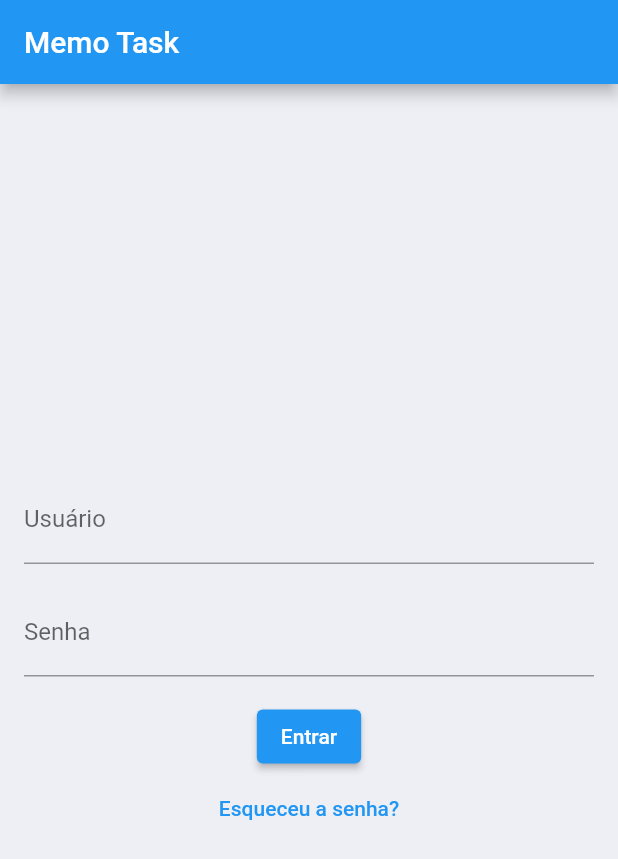
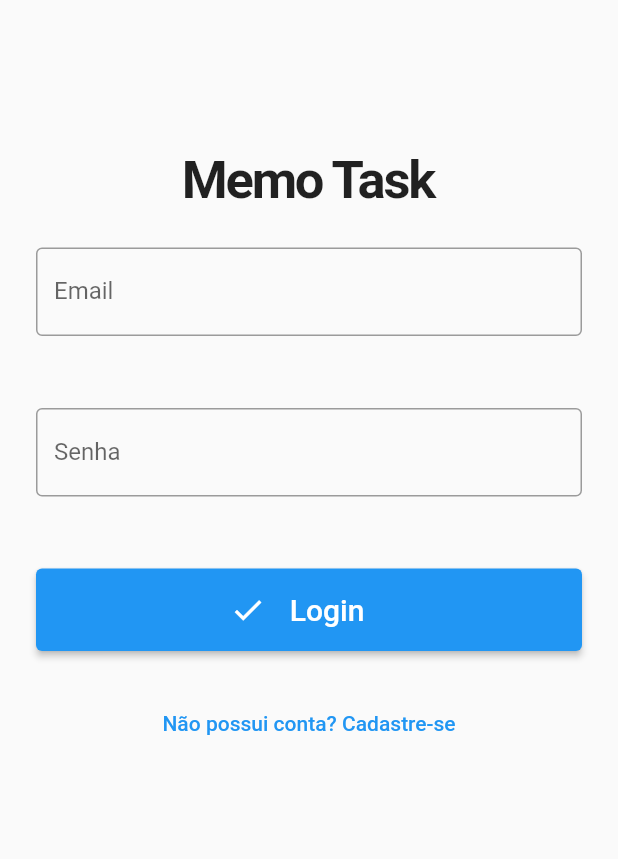
Before and after one commit to CaptLuckyTiger/MemoTask, a Flutter app: the screen it shows after launch, on a phone screen of 412 x 824 dp. Shown: the top 859 px of the screen. Run offline on Flutter 3.47's test engine with Material 2 defaults, Android fonts, the phone set to English and light mode, and no system bars; our stand-ins replace cloud_firestore, firebase_auth, firebase_core, table_calendar; accounts and stored records are empty.

```diff
--- a/lib/View/login_page.dart
+++ b/lib/View/login_page.dart
@@ -1,77 +1,122 @@
 import 'package:flutter/material.dart';
-import '../constants/colors.dart';
-import '../ViewModel/login_view_model.dart';
 
-class LoginPage extends StatelessWidget {
-  final LoginViewModel viewModel = LoginViewModel();
-  final TextEditingController _usernameController = TextEditingController();
-  final TextEditingController _passwordController = TextEditingController();
-  final GlobalKey<FormState> _formKey = GlobalKey<FormState>();
+import 'package:flutter/widgets.dart';
 
-  LoginPage({super.key});
+class LoginPage extends StatefulWidget {
+  LoginPage({Key? key}) : super(key: key);
+
+  @override
+  _LoginPageState createState() => _LoginPageState();
+}
+
+class _LoginPageState extends State<LoginPage> {
+  final formKey = GlobalKey<FormState>();
+  final email = TextEditingController();
+  final senha = TextEditingController();
+
+  bool isLogin = true;
+  late String titulo;
+  late String actionButton;
+  late String toggleButton;
+
+  @override
+  void initState() {
+    super.initState();
+    setFormAction(true);
+  }
+
+  void setFormAction(bool acao) {
+    setState(() {
+      isLogin = acao;
+      if (isLogin) {
+        titulo = 'Memo Task';
+        actionButton = 'Login';
+        toggleButton = 'Não possui conta? Cadastre-se';
+      } else {
+        titulo = 'Crie sua conta';
+        actionButton = 'Cadastrar';
+        toggleButton = 'Voltar ao Login';
+      }
+    });
+  }
 
   @override
   Widget build(BuildContext context) {
     return Scaffold(
-      appBar: AppBar(
-        title: const Text('Memo Task'),
-        automaticallyImplyLeading: false, // Impede o botão de voltar
-      ),
-      body: Container(
-        color: tdBGColor,
-        padding: const EdgeInsets.all(16.0),
-        child: Center(
+      body: SingleChildScrollView(
+        child: Padding(
+          padding: EdgeInsets.only(top: 100),
           child: Form(
-            key: _formKey,
-            child: Column(
-              mainAxisAlignment: MainAxisAlignment.center,
-              children: <Widget>[
-                TextFormField(
-                  controller: _usernameController,
-                  decoration: const InputDecoration(
-                    labelText: 'Usuário',
+            key: formKey,
+            child:
+                Column(mainAxisAlignment: MainAxisAlignment.center, children: [
+              Text(
+                titulo,
+                style: TextStyle(
+                  fontSize: 35,
+                  fontWeight: FontWeight.bold,
+                  letterSpacing: -1.5,
+                ),
+              ),
+              Padding(
+                padding: EdgeInsets.all(24),
+                child: TextFormField(
+                  controller: email,
+                  decoration: InputDecoration(
+                    border: OutlineInputBorder(),
+                    labelText: 'Email',
                   ),
-                  validator: viewModel.validateUsername,
+                  keyboardType: TextInputType.emailAddress,
+                  validator: (value) {
+                    if (value!.isEmpty) {
+                      return 'Email está incorrreto';
+                    }
+                    return null;
+                  },
                 ),
-                const SizedBox(height: 16.0),
-                TextFormField(
-                  controller: _passwordController,
+              ),
+              Padding(
+                padding: EdgeInsets.all(24),
+                child: TextFormField(
+                  controller: senha,
                   obscureText: true,
-                  decoration: const InputDecoration(
+                  decoration: InputDecoration(
+                    border: OutlineInputBorder(),
                     labelText: 'Senha',
                   ),
-                  validator: viewModel.validatePassword,
+                  validator: (value) {
+                    if (value!.isEmpty) {
+                      return 'informar senha';
+                    } else if (value.length < 6) {
+                      return 'A senha deve conter o minimo de 6 caracteres';
+                    }
+                    return null;
+                  },
                 ),
-                const SizedBox(height: 16.0),
-                ElevatedButton(
-                  onPressed: () async {
-                    if (_formKey.currentState!.validate()) {
-                      final username = _usernameController.text;
-                      final password = _passwordController.text;
-                      final loginSuccessful =
-                          await viewModel.login(username, password);
-                      if (loginSuccessful) {
-                        Navigator.pushReplacementNamed(context,
-                            '/home'); // se a senha estiver correta ira para proxima tela "home".
-                      } else {
-                        ScaffoldMessenger.of(context).showSnackBar(
-                          const SnackBar(
-                            content: Text('Usuario ou senha incorreta'),
-                          ),
-                        );
-                      }
-                    }
-                  },
-                  child: const Text('Entrar'),
+              ),
+              Padding(
+                padding: EdgeInsets.all(24),
+                child: ElevatedButton(
+                  onPressed: () {},
+                  child: Row(
+                    mainAxisAlignment: MainAxisAlignment.center,
+                    children: [
+                      Icon(Icons.check),
+                      Padding(
+                        padding: EdgeInsets.all(16.0),
+                        child: Text(
+                          actionButton,
+                          style: TextStyle(fontSize: 20),
+                        ),
+                      )
+                    ],
+                  ),
                 ),
-                TextButton(
-                  onPressed: () {
-                    // falta a implementação da esquceu a senha
-                  },
-                  child: const Text('Esqueceu a senha?'),
-                ),
-              ],
-            ),
+              ),
+              TextButton(
+                  onPressed: () => setFormAction(!isLogin),
+                  child: Text(toggleButton))
+            ]),
           ),
         ),
       ),
```
Also changed, not shown: 1 other file.
